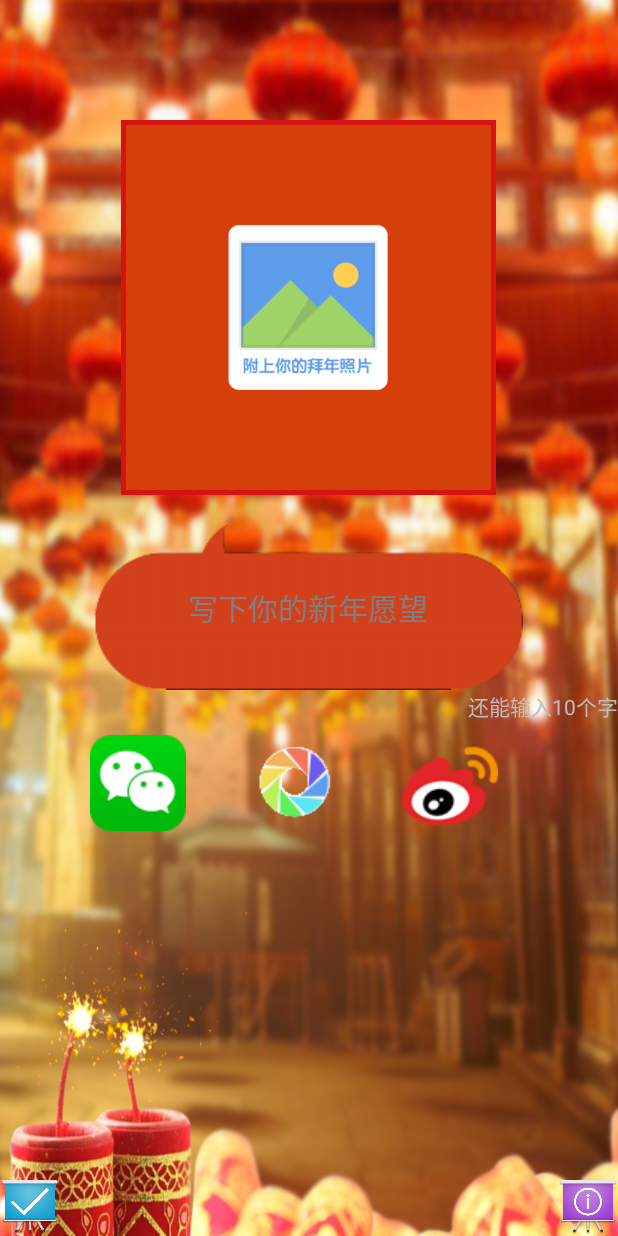
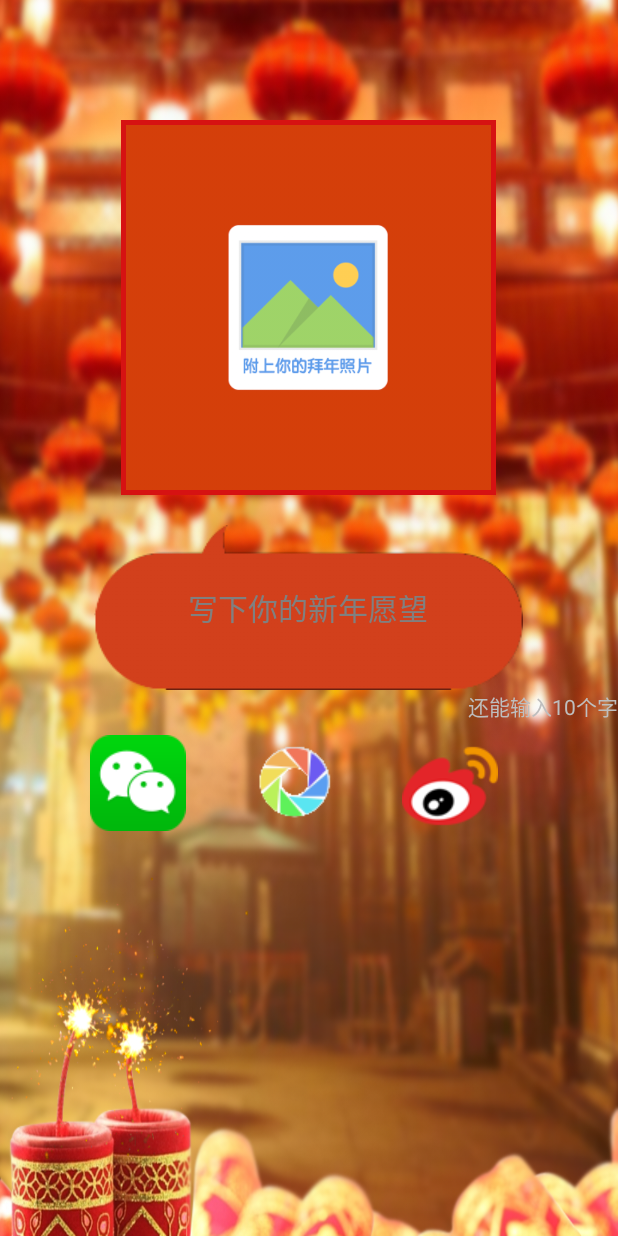
Before and after one commit to runyan/NewYear, an Android app: the screen it shows after launch (MainActivity), on a phone screen of 412 x 824 dp. Run offline under Robolectric (Android 15) with nearby library versions, the phone set to English and light mode, and no system bars; libraries missing offline, so code that uses them is left out: com.afollestad.materialdialogs, com.jeremyfeinstein.slidingmenu, com.sina.weibo, com.tencent.mm; Roboto replaces fonts that are not available here; 19 statements that could not run were skipped.

Commit message:
layout changes

```diff
--- a/app/build.gradle
+++ b/app/build.gradle
@@ -37,4 +37,5 @@ dependencies {
     compile files('libs/activation.jar')
     compile files('libs/additionnal.jar')
     compile files('libs/mail.jar')
+    compile 'com.jeremyfeinstein.slidingmenu:library:1.3@aar'
 }
--- a/app/src/main/java/com/imooc/run/newyear/MainActivity.java
+++ b/app/src/main/java/com/imooc/run/newyear/MainActivity.java
@@ -34,10 +34,12 @@ import android.widget.Toast;
 import com.afollestad.materialdialogs.DialogAction;
 import com.afollestad.materialdialogs.MaterialDialog;
 import com.afollestad.materialdialogs.Theme;
+
 import com.imooc.run.newyear.Util.Util;
 import com.imooc.run.newyear.Util.WeChatShareUtil;
 import com.imooc.run.newyear.Util.WeiBoShareUtil;
 import com.imooc.run.newyear.constants.Constants;
+import com.jeremyfeinstein.slidingmenu.lib.SlidingMenu;
 import com.sina.weibo.sdk.api.share.BaseResponse;
 import com.sina.weibo.sdk.api.share.IWeiboHandler;
 import com.sina.weibo.sdk.api.share.IWeiboShareAPI;
@@ -48,8 +50,6 @@ import java.io.FileInputStream;
 public class MainActivity extends Activity implements IWeiboHandler.Response {
 
     private ImageView mPhoto;
-    private ImageView mAbout;
-    private ImageView mHelp;
 
     private Button mWeChatShareTimeLine;
     private Button mWeChatShareFriend;
@@ -291,7 +291,20 @@ public class MainActivity extends Activity implements IWeiboHandler.Response {
             }
         });
 
-        mHelp = (ImageView) findViewById(R.id.help);
+        SlidingMenu slidingMenu;
+        slidingMenu = new SlidingMenu(this);
+        slidingMenu.setMode(SlidingMenu.LEFT);  //菜单从左边滑出
+        int displayWidth = util.getDisplayWidth();
+        int menuWidth = displayWidth / 2;
+        slidingMenu.setBehindWidth(menuWidth);        //菜单的宽度
+        slidingMenu.setTouchModeAbove(SlidingMenu.TOUCHMODE_FULLSCREEN);//菜单全屏都可滑出
+        slidingMenu.attachToActivity(this, SlidingMenu.SLIDING_CONTENT);
+        slidingMenu.setFocusable(true);
+        slidingMenu.setMenu(R.layout.menu_layout);
+
+        TextView mHelp, mAbout, mFeedback;
+
+        mHelp = (TextView) findViewById(R.id.help);
         mHelp.setOnClickListener(new OnClickListener() {
             @Override
             public void onClick(View v) {
@@ -304,7 +317,7 @@ public class MainActivity extends Activity implements IWeiboHandler.Response {
             }
         });
 
-        mAbout = (ImageView) findViewById(R.id.about);
+        mAbout = (TextView) findViewById(R.id.about);
         mAbout.setOnClickListener(new OnClickListener() {
             @Override
             public void onClick(View v) {
@@ -333,6 +346,15 @@ public class MainActivity extends Activity implements IWeiboHandler.Response {
                             }
                         })
                         .show();
+            }
+        });
+
+        mFeedback = (TextView) findViewById(R.id.feedback);
+        mFeedback.setOnClickListener(new OnClickListener() {
+            @Override
+            public void onClick(View v) {
+                Intent intent = new Intent(mContext, FeedbackActivity.class);
+                startActivity(intent);
             }
         });
     }
@@ -497,8 +519,6 @@ public class MainActivity extends Activity implements IWeiboHandler.Response {
         mWeChatShareTimeLine.setVisibility(visibility);
         mWeiBoShare.setVisibility(visibility);
         mTextLength.setVisibility(visibility);
-        mHelp.setVisibility(visibility);
-        mAbout.setVisibility(visibility);
     }
 
     /**
--- a/app/src/main/java/com/imooc/run/newyear/PicSelectActivity.java
+++ b/app/src/main/java/com/imooc/run/newyear/PicSelectActivity.java
@@ -5,7 +5,6 @@ import android.content.Context;
 import android.content.Intent;
 import android.os.Bundle;
 import android.os.Handler;
-import android.util.DisplayMetrics;
 import android.view.View;
 import android.view.View.OnClickListener;
 import android.view.View.OnLongClickListener;
@@ -116,10 +115,7 @@ public class PicSelectActivity extends Activity {
      * @param radioGroup 要添加长按监听器的RadioGroup
      */
     private void setOnLongClickListener(RadioGroup radioGroup) {
-        //获取屏幕显示宽度
-        DisplayMetrics metric = new DisplayMetrics();
-        getWindowManager().getDefaultDisplay().getMetrics(metric);
-        int displayWidth = metric.widthPixels;//获取以像素为单位的屏幕宽度
+        int displayWidth = util.getDisplayWidth();//获取屏幕显示宽度
 
         int radioButtonCount = radioGroup.getChildCount();
         for (int i = 0; i < radioButtonCount; i++) {
--- a/app/src/main/java/com/imooc/run/newyear/SplashActivity.java
+++ b/app/src/main/java/com/imooc/run/newyear/SplashActivity.java
@@ -25,7 +25,6 @@ public class SplashActivity extends Activity {
         setContentView(R.layout.activity_splash);
 
         initView();
-
         verify();
     }
 
@@ -52,6 +51,7 @@ public class SplashActivity extends Activity {
         proceedToMain(hasWelcomeScreen);
 
     }
+
 
     /**
      * 验证
--- a/app/src/main/java/com/imooc/run/newyear/Util/Util.java
+++ b/app/src/main/java/com/imooc/run/newyear/Util/Util.java
@@ -24,6 +24,7 @@ import android.support.annotation.Nullable;
 import android.support.v4.app.ActivityCompat;
 import android.support.v4.content.ContextCompat;
 import android.telephony.TelephonyManager;
+import android.util.DisplayMetrics;
 import android.view.View;
 import android.view.ViewGroup;
 import android.view.WindowManager;
@@ -33,7 +34,6 @@ import android.widget.RelativeLayout;
 import android.widget.TextView;
 import android.widget.Toast;
 
-import com.imooc.run.newyear.FeedbackActivity;
 import com.imooc.run.newyear.MainActivity;
 import com.imooc.run.newyear.R;
 import com.imooc.run.newyear.constants.Constants;
@@ -398,10 +398,6 @@ public class Util {
                                 }
                                 break;
                             }
-                            case "feedback": {
-                                Intent intent = new Intent(activity, FeedbackActivity.class);
-                                context.startActivity(intent);
-                            }
                         }
                     }
                 }
@@ -424,4 +420,15 @@ public class Util {
         return version;
     }
 
+    /**
+     * 获取屏幕的宽度，以像素为单位
+     *
+     * @return 屏幕的显示宽度
+     */
+    public int getDisplayWidth() {
+        DisplayMetrics metric = new DisplayMetrics();
+        activity.getWindowManager().getDefaultDisplay().getMetrics(metric);
+        return metric.widthPixels;
+    }
+
 }
--- a/app/src/main/java/com/imooc/run/newyear/task/MailTask.java
+++ b/app/src/main/java/com/imooc/run/newyear/task/MailTask.java
@@ -142,6 +142,7 @@ public class MailTask extends AsyncTask<Integer, Integer, String> {
                 }
                 case "fail": {
                     util.showMessage(context.getString(R.string.feedback_fail), Toast.LENGTH_SHORT);
+					break;
                 }
                 case "exception": {
                     util.showMessage(context.getString(R.string.error), Toast.LENGTH_SHORT);
--- a/app/src/main/res/layout/activity_main.xml
+++ b/app/src/main/res/layout/activity_main.xml
@@ -84,26 +84,6 @@
                 android:layout_toRightOf="@+id/wechat_share_timeline"
                 android:background="@drawable/share_weibo" />
 
-            <ImageView
-                android:id="@+id/help"
-                android:layout_width="40dp"
-                android:layout_height="40dp"
-                android:layout_alignParentBottom="true"
-                android:layout_alignParentLeft="true"
-                android:layout_alignParentStart="true"
-                android:contentDescription="@string/app_name"
-                android:src="@drawable/help" />
-
-            <ImageView
-                android:id="@+id/about"
-                android:layout_width="40dp"
-                android:layout_height="40dp"
-                android:layout_alignParentBottom="true"
-                android:layout_alignParentEnd="true"
-                android:layout_alignParentRight="true"
-                android:contentDescription="@string/app_name"
-                android:src="@drawable/about" />
-
         </RelativeLayout>
 
     </android.gesture.GestureOverlayView>
--- a/app/src/main/res/values/strings.xml
+++ b/app/src/main/res/values/strings.xml
@@ -44,7 +44,7 @@
     <string name="words">个字</string>
     <string name="network_unavailable">网络不可用</string>
     <string name="wifi_not_enabled">检测到你正在使用移动网络,\n继续使用可能会产生流量费用\n是否继续？</string>
-    <string name="gesture_instruction">在除启动页面的其他页面：\n画出“小于号”以返回主页面\n画出“e”以发送反馈\n在主页面画出“w”以获得新年祝福</string>
+    <string name="gesture_instruction">在除启动页面的其他页面：\n画出“小于号”以返回主页面\n在主页面画出“w”以获得新年祝福</string>
     <string name="close">关闭</string>
     <string name="device_not_supported">设备不受支持</string>
     <string name="send_feedback">发送反馈</string>
@@ -64,6 +64,8 @@
     <string name="auto_reply_subject">反馈成功</string>
     <string name="auto_reply_content">感谢反馈\n此邮件为自动回复邮件请不要直接回复本邮件</string>
     <string name="feedback_subject">反馈</string>
-    <string name="feedback_content">反馈内容</string>
+    <string name="feedback_content">反馈内容：</string>
+    <string name="close_slide_menu">请关闭侧滑菜单后重试</string>
+    <string name="gesture_instruction_title">手势操作指南</string>
 
 </resources>
--- a/build.gradle
+++ b/build.gradle
@@ -16,6 +16,7 @@ buildscript {
 allprojects {
     repositories {
         jcenter()
+        maven { url "http://jzaccone.github.io/SlidingMenu-aar" }
         mavenCentral()
         maven { url "https://jitpack.io" }
     }
```
Also changed, not shown: app/src/main/res/layout/menu_layout.xml (added, +57 -0 lines).
